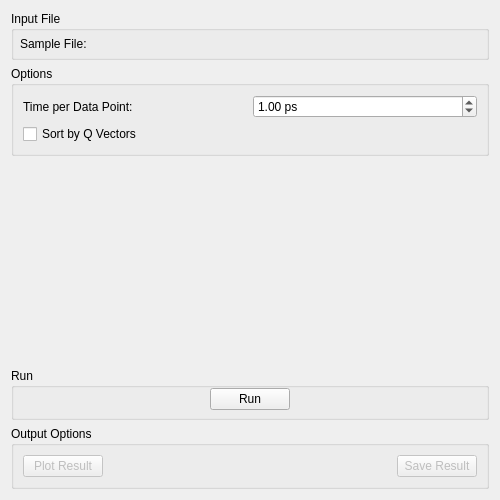
Before: the Qt Designer form qt/scientific_interfaces/Indirect/IndirectSassena.ui in mantidproject/mantid, drawn with Qt 5.
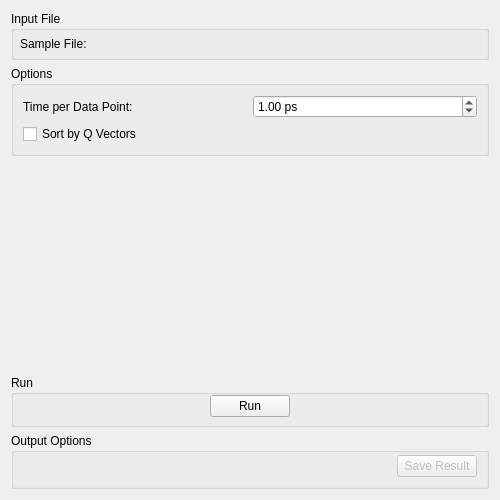
After: the same form once the commit is applied. Custom widgets are drawn as their Qt base class.

```diff
--- a/qt/scientific_interfaces/Indirect/IndirectSassena.ui
+++ b/qt/scientific_interfaces/Indirect/IndirectSassena.ui
@@ -175,19 +175,24 @@
        <verstretch>0</verstretch>
       </sizepolicy>
      </property>
+     <property name="minimumSize">
+      <size>
+       <width>0</width>
+       <height>56</height>
+      </size>
+     </property>
      <property name="title">
       <string>Output Options</string>
      </property>
      <layout class="QHBoxLayout" name="horizontalLayout">
+      <property name="topMargin">
+       <number>0</number>
+      </property>
+      <property name="bottomMargin">
+       <number>7</number>
+      </property>
       <item>
-       <widget class="QPushButton" name="pbPlot">
-        <property name="enabled">
-         <bool>false</bool>
-        </property>
-        <property name="text">
-         <string>Plot Result</string>
-        </property>
-       </widget>
+       <widget class="MantidQt::CustomInterfaces::IndirectPlotOptionsView" name="ipoPlotOptions" native="true"/>
       </item>
       <item>
        <spacer name="spOutput">
@@ -223,6 +228,12 @@
    <extends>QWidget</extends>
    <header>MantidQtWidgets/Common/MWRunFiles.h</header>
   </customwidget>
+  <customwidget>
+   <class>MantidQt::CustomInterfaces::IndirectPlotOptionsView</class>
+   <extends>QWidget</extends>
+   <header>IndirectPlotOptionsView.h</header>
+   <container>1</container>
+  </customwidget>
  </customwidgets>
  <tabstops>
   <tabstop>mwInputFile</tabstop>
```
Left out of the diff: 1 changed line with no effect on the pictures.
